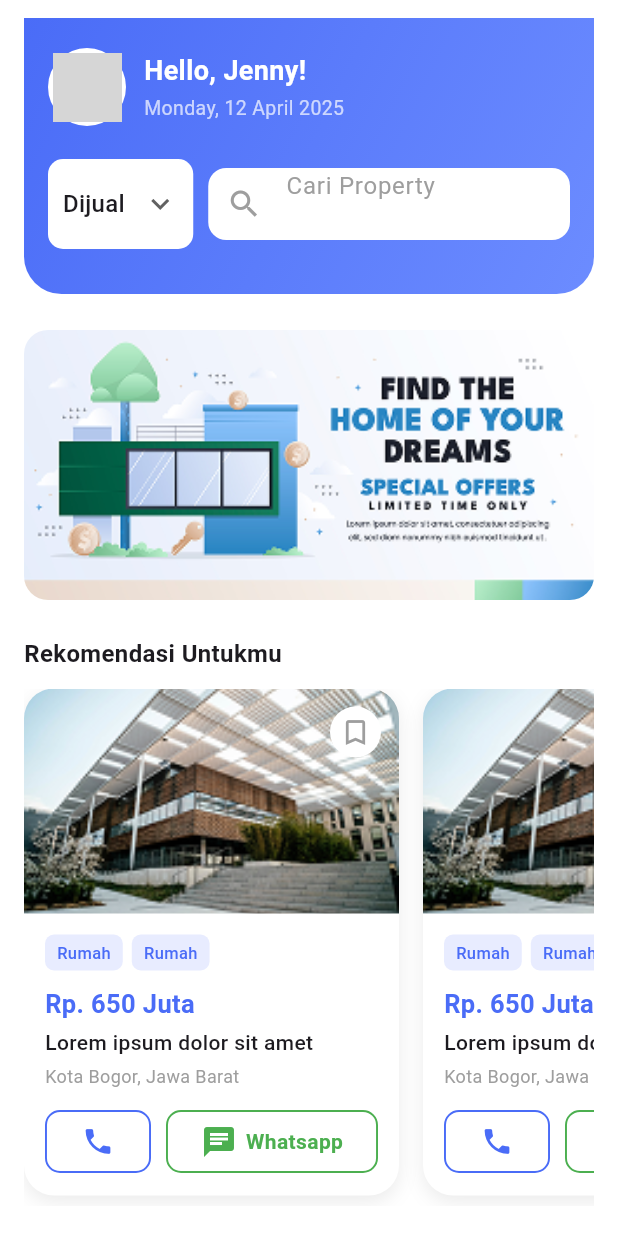
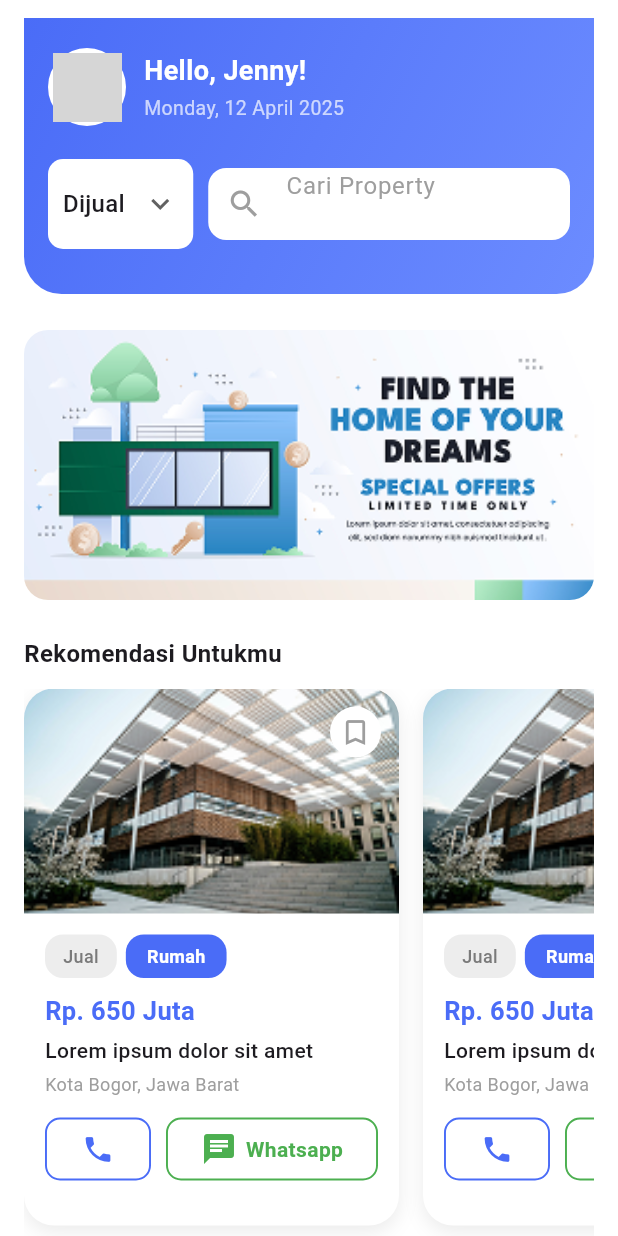
Before and after one commit to zollahrp/mitra-property-mobile, a Flutter app: the HomeScreen screen opened by its route, on a phone screen of 412 x 824 dp. Run offline on Flutter 3.47's test engine with Material 3 defaults, Android fonts, the phone set to English and light mode, and no system bars; Roboto replaces fonts that are missing (Poppins); grey boxes are pictures that could not be loaded.

Commit message:
benerin list property

```diff
--- a/lib/screens/home/home_screen.dart
+++ b/lib/screens/home/home_screen.dart
@@ -216,7 +216,7 @@ class HomeScreen extends StatelessWidget {
                 itemCount: 4,
                 gridDelegate: const SliverGridDelegateWithFixedCrossAxisCount(
                   crossAxisCount: 2,
-                  childAspectRatio: 0.78,
+                  childAspectRatio: 0.6,
                   crossAxisSpacing: 12,
                   mainAxisSpacing: 12,
                 ),
@@ -227,8 +227,8 @@ class HomeScreen extends StatelessWidget {
                       borderRadius: BorderRadius.circular(16),
                       boxShadow: [
                         BoxShadow(
-                          color: Colors.grey.withOpacity(0.15),
-                          blurRadius: 8,
+                          color: Colors.black.withOpacity(0.07),
+                          blurRadius: 10,
                           offset: const Offset(0, 4),
                         ),
                       ],
@@ -236,6 +236,7 @@ class HomeScreen extends StatelessWidget {
                     child: Column(
                       crossAxisAlignment: CrossAxisAlignment.start,
                       children: [
+                        // ==== IMAGE ====
                         ClipRRect(
                           borderRadius: const BorderRadius.only(
                             topLeft: Radius.circular(16),
@@ -248,19 +249,25 @@ class HomeScreen extends StatelessWidget {
                             fit: BoxFit.cover,
                           ),
                         ),
+
+                        // ==== CONTENT ====
                         Padding(
-                          padding: const EdgeInsets.all(10),
+                          padding: const EdgeInsets.fromLTRB(12, 10, 12, 12),
                           child: Column(
                             crossAxisAlignment: CrossAxisAlignment.start,
                             children: [
+                              // TAGS
                               Row(
                                 children: [
-                                  _buildTag('Rumah'),
+                                  _buildTagGrey('Jual'),
                                   const SizedBox(width: 6),
-                                  _buildTag('Rumah'),
+                                  _buildTagBlue('Rumah'),
                                 ],
                               ),
+
                               const SizedBox(height: 8),
+
+                              // PRICE
                               const Text(
                                 'Rp. 650 Juta',
                                 style: TextStyle(
@@ -269,12 +276,24 @@ class HomeScreen extends StatelessWidget {
                                   color: Color(0xFF4A6CF7),
                                 ),
                               ),
-                              const SizedBox(height: 4),
+
+                              const SizedBox(height: 6),
+
+                              // TITLE 2 lines
                               const Text(
-                                'Lorem ipsum dolor sit amet',
-                                style: TextStyle(fontSize: 13),
+                                'Lorem ipsum dolor sit amet\nLorem ipsum dolor sit',
+                                maxLines: 2,
+                                overflow: TextOverflow.ellipsis,
+                                style: TextStyle(
+                                  fontSize: 14,
+                                  fontWeight: FontWeight.w600,
+                                  height: 1.25,
                                 ),
-                              const SizedBox(height: 4),
+                              ),
+
+                              const SizedBox(height: 6),
+
+                              // LOCATION
                               const Text(
                                 'Kota Bogor, Jawa Barat',
                                 style: TextStyle(
@@ -299,7 +318,7 @@ class HomeScreen extends StatelessWidget {
 
   Widget _buildPropertyList() {
     return SizedBox(
-    height: 345,
+      height: 365,
       child: ListView.builder(
         padding: const EdgeInsets.only(bottom: 7),
         // padding: const EdgeInsets.only(bottom: 0),
@@ -368,9 +387,9 @@ class HomeScreen extends StatelessWidget {
                       // TAGS
                       Row(
                         children: [
-                        _buildTag('Rumah'),
+                          _buildTagGrey('Jual'),
                           const SizedBox(width: 6),
-                        _buildTag('Rumah'),
+                          _buildTagBlue('Rumah'),
                         ],
                       ),
 
@@ -402,10 +421,7 @@ class HomeScreen extends StatelessWidget {
                       // LOCATION
                       const Text(
                         'Kota Bogor, Jawa Barat',
-                      style: TextStyle(
-                        fontSize: 12,
-                        color: Colors.grey,
-                      ),
+                        style: TextStyle(fontSize: 12, color: Colors.grey),
                       ),
 
                       const SizedBox(height: 14),
@@ -463,7 +479,7 @@ class HomeScreen extends StatelessWidget {
                             ),
                           ),
                         ],
-                    )
+                      ),
                     ],
                   ),
                 ),
@@ -475,22 +491,58 @@ class HomeScreen extends StatelessWidget {
     );
   }
 
+  //   Widget _buildTag(String label) {
+  //     return Container(
+  //       padding: const EdgeInsets.symmetric(horizontal: 8, vertical: 4),
+  //       decoration: BoxDecoration(
+  //         color: const Color(0xFFE8ECFF),
+  //         borderRadius: BorderRadius.circular(6),
+  //       ),
+  //       child: Text(
+  //         label,
+  //         style: const TextStyle(
+  //           color: Color(0xFF4A6CF7),
+  //           fontSize: 11,
+  //           fontWeight: FontWeight.w500,
+  //         ),
+  //       ),
+  //     );
+  //   }
+  // }
 
-  Widget _buildTag(String label) {
+  Widget _buildTagGrey(String label) {
     return Container(
-      padding: const EdgeInsets.symmetric(horizontal: 8, vertical: 4),
+      padding: const EdgeInsets.symmetric(horizontal: 12, vertical: 6),
       decoration: BoxDecoration(
-        color: const Color(0xFFE8ECFF),
-        borderRadius: BorderRadius.circular(6),
+        color: const Color(0xFFEDEDED),
+        borderRadius: BorderRadius.circular(12),
       ),
       child: Text(
         label,
         style: const TextStyle(
-          color: Color(0xFF4A6CF7),
-          fontSize: 11,
+          fontSize: 12,
+          color: Color(0xFF7A7A7A),
           fontWeight: FontWeight.w500,
         ),
       ),
     );
   }
+
+  Widget _buildTagBlue(String label) {
+    return Container(
+      padding: const EdgeInsets.symmetric(horizontal: 14, vertical: 6),
+      decoration: BoxDecoration(
+        color: const Color(0xFF4A6CF7),
+        borderRadius: BorderRadius.circular(12),
+      ),
+      child: Text(
+        label,
+        style: const TextStyle(
+          fontSize: 12,
+          color: Colors.white,
+          fontWeight: FontWeight.w600,
+        ),
+      ),
+    );
   }
+}
```
Lines whose indentation alone changed are shown as unchanged.
